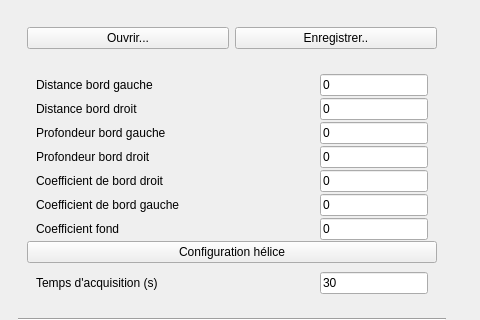
Old version of the form mainwindow.ui in the repository vincentheynderickx/depjau-v2; both pictures show x 0 to 480 and y 0 to 320 of the 890 by 766 pixel window.
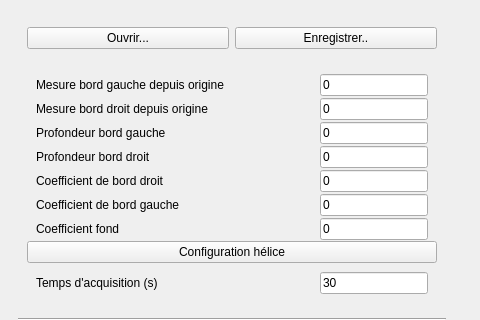
New version of the form. Custom widgets are drawn as their Qt base class.

Commit message: solve problem with bord droit and bord gauche and adapt ui

What changed in the file:
```diff
--- a/mainwindow.ui
+++ b/mainwindow.ui
@@ -83,7 +83,7 @@
              <item>
               <widget class="QLabel" name="label">
                <property name="text">
-                <string>Distance bord gauche</string>
+                <string>Mesure bord gauche depuis origine</string>
                </property>
               </widget>
              </item>
@@ -115,7 +115,7 @@
              <item>
               <widget class="QLabel" name="label_2">
                <property name="text">
-                <string>Distance bord droit</string>
+                <string>Mesure bord droit depuis origine</string>
                </property>
               </widget>
              </item>
```
The commit also changes 1 other file.
